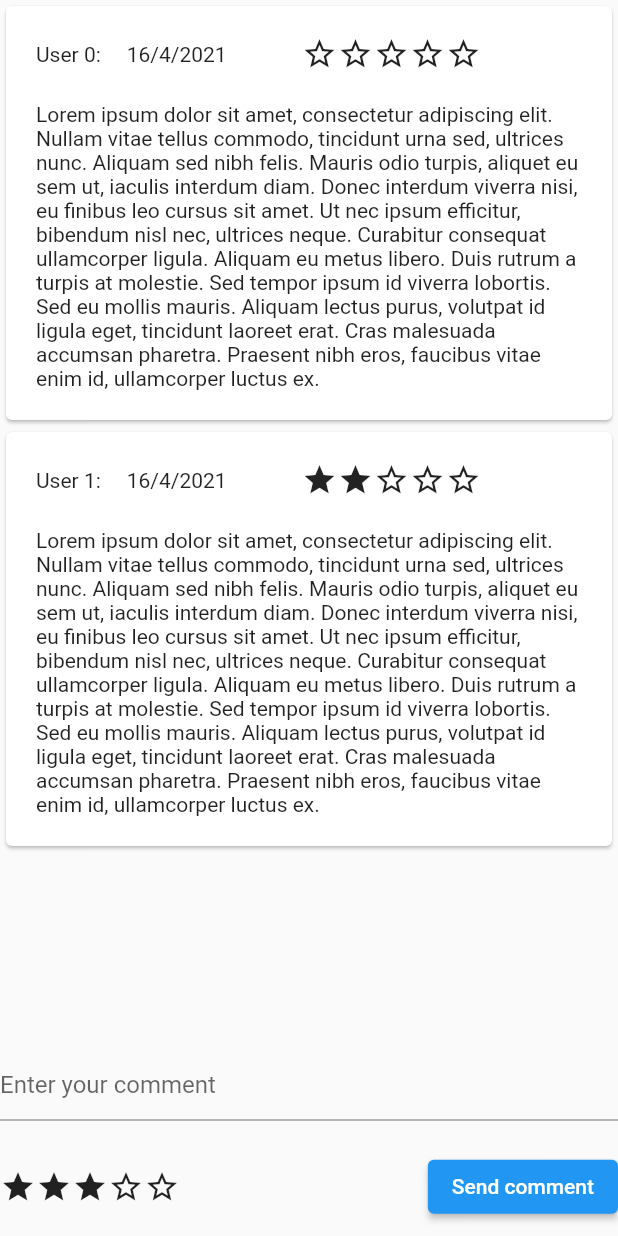
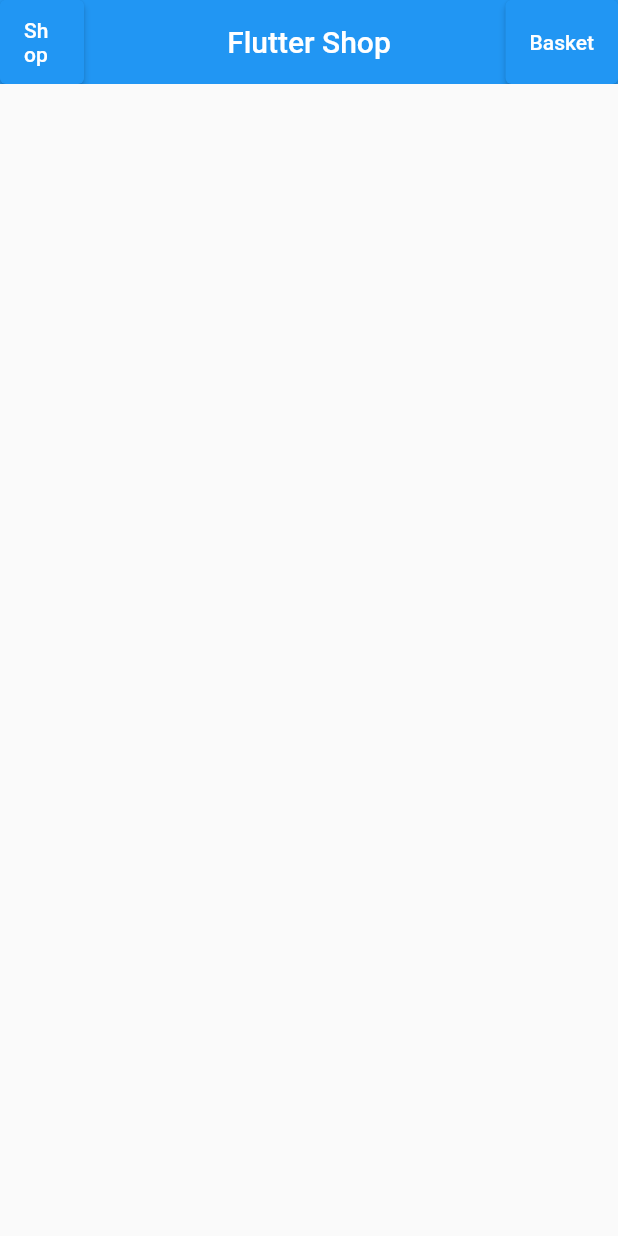
Before and after one commit to daerix/Flutter_Shop, a Flutter app: the screen it shows after launch, on a phone screen of 412 x 824 dp. Run offline on Flutter 3.47's test engine with Material 2 defaults, Android fonts, the light colour scheme and no system bars; accounts and stored records are empty.

Commit message:
WIP première esquisse de la navigation

```diff
--- a/flutter_shop/lib/main.dart
+++ b/flutter_shop/lib/main.dart
@@ -3,7 +3,7 @@ import 'dart:math';
 import 'package:flutter/material.dart';
 import 'package:flutter_shop/models/commentary.dart';
 import 'package:flutter_shop/models/user.dart';
-import 'package:flutter_shop/widgets/commentary_page/commentary_page.dart';
+import 'package:flutter_shop/widgets/navigation_tab/navigation_tab.dart';
 
 List<Commentary> commentaries;
 User currentUser;
@@ -30,7 +30,7 @@ class MyApp extends StatelessWidget {
       theme: ThemeData(
         primarySwatch: Colors.blue,
       ),
-      home: CommentaryPageWidget(commentaries: commentaries, currentUser: currentUser),
+      home: NavigationTabWidget(),
     );
   }
 }
--- a/flutter_shop/lib/widgets/commentary_page/commentary_page.dart
+++ b/flutter_shop/lib/widgets/commentary_page/commentary_page.dart
@@ -6,7 +6,8 @@ import 'package:flutter_shop/widgets/commentary_page/clickable_star.dart';
 import 'package:flutter_shop/widgets/commentary_page/commentary.dart';
 
 class CommentaryPageWidget extends StatefulWidget {
-  CommentaryPageWidget({Key key, this.commentaries, this.currentUser}) : super(key: key);
+  CommentaryPageWidget({Key key, this.commentaries, this.currentUser})
+      : super(key: key);
   int stars = 3;
   User currentUser;
   List<Commentary> commentaries;
@@ -18,7 +19,7 @@ class CommentaryPageWidgetState extends State<CommentaryPageWidget> {
   TextEditingController comment = new TextEditingController();
 
   void sendComment() {
-    if(comment.text.isEmpty) {
+    if (comment.text.isEmpty) {
       return;
     }
     setState(() {
--- /dev/null
+++ b/flutter_shop/lib/widgets/navigation_tab/navigation_tab.dart
@@ -0,0 +1,37 @@
+import 'package:flutter/cupertino.dart';
+import 'package:flutter/material.dart';
+import 'package:flutter_shop/widgets/shop_page/shop_page.dart';
+
+class NavigationTabWidget extends StatefulWidget {
+  NavigationTabWidget({Key key}) : super(key: key);
+  @override
+  NavigationTabWidgetState createState() => NavigationTabWidgetState();
+}
+
+class NavigationTabWidgetState extends State<NavigationTabWidget> {
+  void goTo() {
+    print("coucou");
+  }
+
+  @override
+  Widget build(BuildContext context) {
+    return Scaffold(
+        appBar: AppBar(
+      title: Text("Flutter Shop"),
+      centerTitle: true,
+      elevation: 0,
+      leading: ElevatedButton(
+          onPressed: () {
+            Navigator.push(
+              context,
+              MaterialPageRoute(
+                builder: (context) {
+                return ShopPageWidget();
+              }),
+            );
+          },
+          child: Text("Shop")),
+      actions: [ElevatedButton(onPressed: goTo, child: Text("Basket"))],
+    ));
+  }
+}
```
Also changed, not shown: flutter_shop/lib/widgets/shop_page/shop_page.dart (added, +27 -0 lines).
